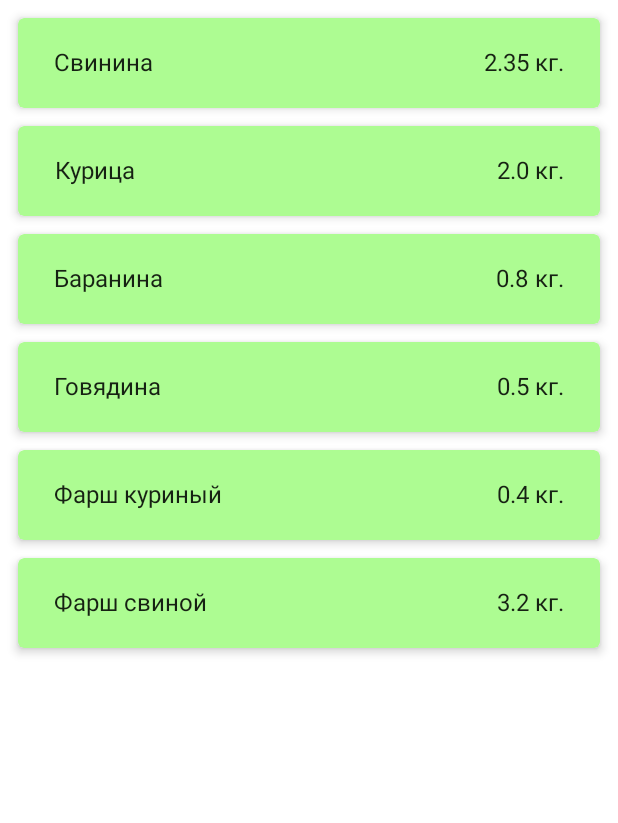
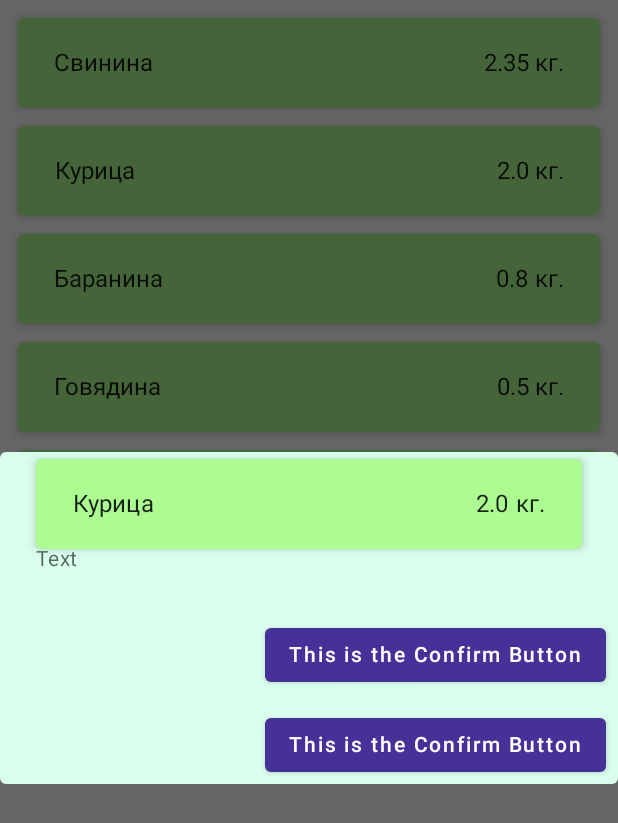
Before and after one commit to Haartag/ComposedStorage, an Android app built with Jetpack Compose: the composable ItemsList shown on its own in the app's theme, after a tap on "Курица", on a phone screen of 412 x 824 dp. Shown: the top 823 px of the screen. Run offline under Robolectric (Android 15) with nearby library versions, the phone set to English and light mode, and no system bars; our stand-ins replace Room's generated code.

Commit message:
Add change dialog for items

```diff
--- a/app/src/main/java/com/valerytimofeev/composedstorage/categorydetail/CategoryDetailScreen.kt
+++ b/app/src/main/java/com/valerytimofeev/composedstorage/categorydetail/CategoryDetailScreen.kt
@@ -5,12 +5,13 @@ import androidx.compose.foundation.clickable
 import androidx.compose.foundation.layout.*
 import androidx.compose.foundation.lazy.LazyColumn
 import androidx.compose.foundation.shape.RoundedCornerShape
-import androidx.compose.material.Icon
-import androidx.compose.material.MaterialTheme
-import androidx.compose.material.Text
+import androidx.compose.material.*
 import androidx.compose.material.icons.Icons
+import androidx.compose.material.icons.filled.AddCircle
 import androidx.compose.material.icons.filled.ArrowForward
 import androidx.compose.runtime.Composable
+import androidx.compose.runtime.mutableStateOf
+import androidx.compose.runtime.*
 import androidx.compose.ui.Alignment
 import androidx.compose.ui.Modifier
 import androidx.compose.ui.draw.clip
@@ -20,6 +21,7 @@ import androidx.compose.ui.unit.dp
 import androidx.compose.ui.unit.sp
 import androidx.hilt.navigation.compose.hiltViewModel
 import com.valerytimofeev.composedstorage.ui.theme.Mint
+import com.valerytimofeev.composedstorage.utils.DialogInputData
 
 
 @Composable
@@ -55,12 +57,15 @@ fun TopMenu(
         ) {
             Text(text = text, fontSize = 24.sp)
             Icon(
-                Icons.Filled.ArrowForward,
+                Icons.Filled.AddCircle,
                 contentDescription = "Icon",
                 modifier = Modifier
                     .padding(8.dp)
                     .fillMaxHeight()
                     .aspectRatio(1f)
+                    .clickable {
+
+                    }
             )
         }
     }
@@ -70,6 +75,9 @@ fun TopMenu(
 fun ItemsList(
     viewModel: CategoryDetailViewModel = hiltViewModel()
 ) {
+    if (viewModel.openChangeDialog.value) {
+        ChangeDialog()
+    }
     LazyColumn(contentPadding = PaddingValues(12.dp)) {
         items(count = viewModel.getStorageListSize()) {
             ItemEntry(
@@ -88,8 +96,10 @@ fun ItemEntry(
     size: List<String>,
     sizeType: List<String>,
     itemIndex: Int,
-    modifier: Modifier = Modifier
+    modifier: Modifier = Modifier,
+    viewModel: CategoryDetailViewModel = hiltViewModel()
 ) {
+
     Box(
         modifier = modifier
             .shadow(elevation = 4.dp, RoundedCornerShape(4.dp))
@@ -99,7 +109,8 @@ fun ItemEntry(
             .height(60.dp)
             .padding(4.dp)
             .clickable {
-                /*ToDo*/
+                viewModel.saveClickedStorage(name[itemIndex], size[itemIndex], sizeType[itemIndex])
+                viewModel.openChangeDialog.value = true
             }
     ) {
         Row(
@@ -128,3 +139,38 @@ fun ItemEntry(
     }
     Spacer(modifier = Modifier.height(12.dp))
 }
+
+@Composable
+fun ChangeDialog(
+    viewModel: CategoryDetailViewModel = hiltViewModel()
+) {
+    AlertDialog(
+        onDismissRequest = { viewModel.openChangeDialog.value = false },
+        title = {
+            ItemEntry(
+                name = viewModel.loadClickedStorage().name,
+                size = viewModel.loadClickedStorage().size,
+                sizeType = viewModel.loadClickedStorage().sizeType,
+                itemIndex = 0
+            )
+        },
+        text = { Text(text = "Text") },
+        confirmButton = {
+            Button(
+                onClick = {
+                    viewModel.openChangeDialog.value = false
+                }) {
+                Text("This is the Confirm Button")
+            }
+        },
+        dismissButton = {
+            Button(
+                onClick = {
+                    viewModel.openChangeDialog.value = false
+                }) {
+                Text("This is the Confirm Button")
+            }
+        },
+
+        )
+}
--- a/app/src/main/java/com/valerytimofeev/composedstorage/categorydetail/CategoryDetailViewModel.kt
+++ b/app/src/main/java/com/valerytimofeev/composedstorage/categorydetail/CategoryDetailViewModel.kt
@@ -1,12 +1,18 @@
 package com.valerytimofeev.composedstorage.categorydetail
 
+import android.util.Log
 import androidx.compose.runtime.mutableStateListOf
+import androidx.compose.runtime.mutableStateOf
 import androidx.lifecycle.ViewModel
 import com.valerytimofeev.composedstorage.data.database.StorageItem
+import com.valerytimofeev.composedstorage.utils.DialogInputData
+import com.valerytimofeev.composedstorage.utils.DialogOutputData
 
 class CategoryDetailViewModel: ViewModel() {
 
     val storageList = mutableStateListOf<StorageItem>()
+
+    val openChangeDialog = mutableStateOf(false)
 
     init {
         storageList += StorageItem(1, "Свинина", "Мясо", "кг.", 2.35f)
@@ -15,6 +21,7 @@ class CategoryDetailViewModel: ViewModel() {
         storageList += StorageItem(4, "Говядина", "Мясо", "кг.", 0.5f)
         storageList += StorageItem(5, "Фарш куриный", "Мясо", "кг.", 0.4f)
         storageList += StorageItem(6, "Фарш свиной", "Мясо", "кг.", 3.2f)
+        storageList += StorageItem(7, "Тестовое мясо", "Мясо", "кг.", 16.65f)
     }
 
     fun getStorageListSize(): Int {
@@ -33,4 +40,18 @@ class CategoryDetailViewModel: ViewModel() {
         return storageList.map { it.sizeType }
     }
 
+    val clickedStorage = mutableStateOf(DialogInputData("", "", ""))
+
+    fun saveClickedStorage(name: String, size: String, sizeType: String) {
+        clickedStorage.value = DialogInputData(name, size, sizeType)
+    }
+
+    fun loadClickedStorage(): DialogOutputData {
+        return DialogOutputData(
+            name = listOf(clickedStorage.value.name),
+            size = listOf(clickedStorage.value.size),
+            sizeType = listOf(clickedStorage.value.sizeType),
+        )
+    }
+
 }
--- /dev/null
+++ b/app/src/main/java/com/valerytimofeev/composedstorage/utils/DialogInputOutputData.kt
@@ -0,0 +1,5 @@
+package com.valerytimofeev.composedstorage.utils
+
+data class DialogInputData(val name: String, val size: String, val sizeType: String)
+
+data class DialogOutputData(val name: List<String>, val size: List<String>, val sizeType: List<String>)
```
